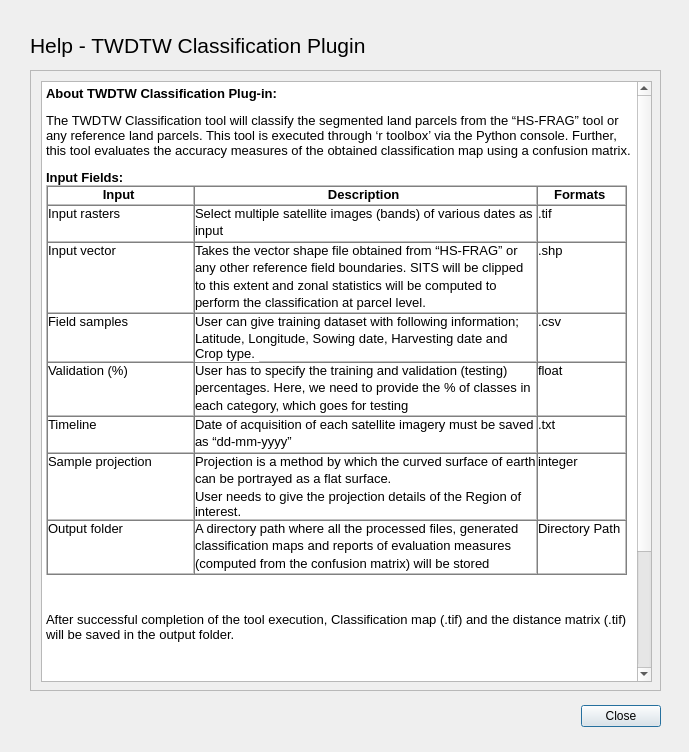
sravaniduvvuri/ML-CLAS, file twdtw_help.ui: the form before one commit.
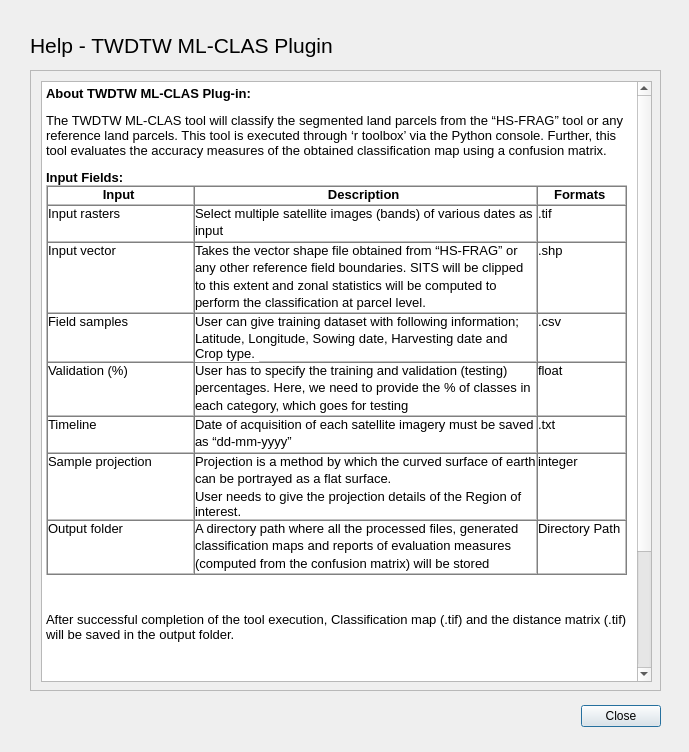
The form after the commit.

Commit message: rename plugin

```diff
--- a/twdtw_help.ui
+++ b/twdtw_help.ui
@@ -67,8 +67,8 @@
 &lt;html&gt;&lt;head&gt;&lt;meta name=&quot;qrichtext&quot; content=&quot;1&quot; /&gt;&lt;style type=&quot;text/css&quot;&gt;
 p, li { white-space: pre-wrap; }
 &lt;/style&gt;&lt;/head&gt;&lt;body style=&quot; font-family:'MS Shell Dlg 2'; font-size:7.8pt; font-weight:400; font-style:normal;&quot;&gt;
-&lt;p style=&quot; margin-top:0px; margin-bottom:0px; margin-left:0px; margin-right:0px; -qt-block-indent:0; text-indent:0px;&quot;&gt;&lt;span style=&quot; font-family:'Arial,sans-serif'; font-size:10pt; font-weight:600; background-color:#ffffff;&quot;&gt;About TWDTW Classification Plug-in:&lt;/span&gt;&lt;span style=&quot; font-family:'Arial,sans-serif'; font-size:10pt;&quot;&gt; &lt;/span&gt;&lt;/p&gt;
-&lt;p style=&quot; margin-top:12px; margin-bottom:0px; margin-left:0px; margin-right:0px; -qt-block-indent:0; text-indent:0px; background-color:#ffffff;&quot;&gt;&lt;span style=&quot; font-family:'Arial,sans-serif'; font-size:10pt; color:#000000; background-color:#ffffff;&quot;&gt;The TWDTW Classification tool will classify the segmented land parcels from the “HS-FRAG” tool or any reference land parcels. This tool is executed through ‘r toolbox’ via the Python console. Further, this tool evaluates the accuracy measures of the obtained classification map using a confusion matrix. &lt;/span&gt;&lt;/p&gt;
+&lt;p style=&quot; margin-top:0px; margin-bottom:0px; margin-left:0px; margin-right:0px; -qt-block-indent:0; text-indent:0px;&quot;&gt;&lt;span style=&quot; font-family:'Arial,sans-serif'; font-size:10pt; font-weight:600; background-color:#ffffff;&quot;&gt;About TWDTW ML-CLAS Plug-in:&lt;/span&gt;&lt;span style=&quot; font-family:'Arial,sans-serif'; font-size:10pt;&quot;&gt; &lt;/span&gt;&lt;/p&gt;
+&lt;p style=&quot; margin-top:12px; margin-bottom:0px; margin-left:0px; margin-right:0px; -qt-block-indent:0; text-indent:0px; background-color:#ffffff;&quot;&gt;&lt;span style=&quot; font-family:'Arial,sans-serif'; font-size:10pt; color:#000000; background-color:#ffffff;&quot;&gt;The TWDTW ML-CLAS tool will classify the segmented land parcels from the “HS-FRAG” tool or any reference land parcels. This tool is executed through ‘r toolbox’ via the Python console. Further, this tool evaluates the accuracy measures of the obtained classification map using a confusion matrix. &lt;/span&gt;&lt;/p&gt;
 &lt;p style=&quot; margin-top:12px; margin-bottom:0px; margin-left:0px; margin-right:0px; -qt-block-indent:0; text-indent:0px; background-color:#ffffff;&quot;&gt;&lt;span style=&quot; font-family:'Arial,sans-serif'; font-size:10pt; font-weight:600; background-color:#ffffff;&quot;&gt;Input Fields:&lt;/span&gt;&lt;span style=&quot; font-family:'Arial,sans-serif'; font-size:10pt;&quot;&gt; &lt;/span&gt;&lt;/p&gt;
 &lt;table border=&quot;1&quot; style=&quot; margin-top:0px; margin-bottom:0px; margin-left:0px; margin-right:0px;&quot; width=&quot;100%&quot; cellspacing=&quot;0&quot; cellpadding=&quot;0&quot;&gt;
 &lt;tr&gt;
@@ -158,7 +158,7 @@
     </font>
    </property>
    <property name="text">
-    <string>Help - TWDTW Classification Plugin</string>
+    <string>Help - TWDTW ML-CLAS Plugin</string>
    </property>
   </widget>
  </widget>
```
Left out of the diff: 2 changed lines with no effect on the pictures. The commit also changes 11 other files.
